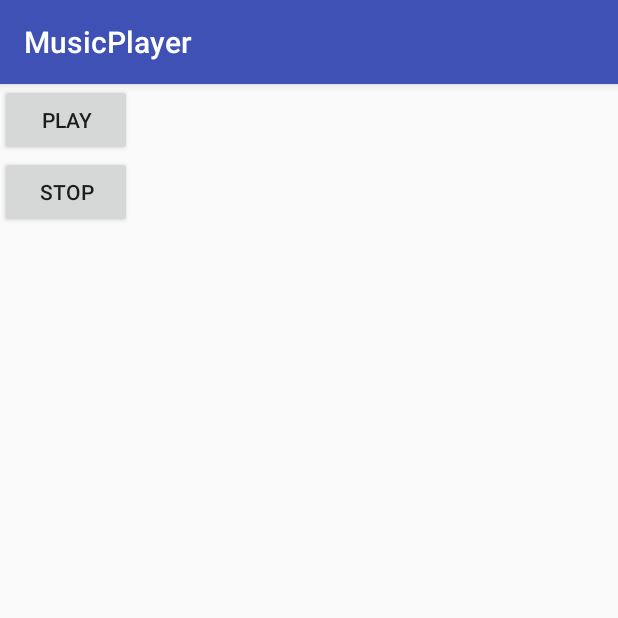
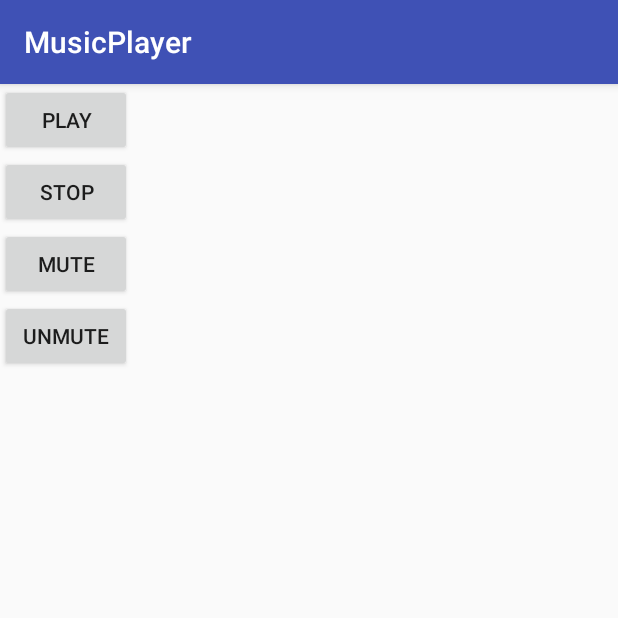
Before and after one commit to Larry-Osakwe/MediaPlayer, an Android app: the screen it shows after launch (MainActivity), after a tap on "STOP", on a phone screen of 412 x 824 dp, the top half of it. Run offline under Robolectric (Android 15) with nearby library versions, the phone set to English and light mode, and no system bars.

Commit message:
Add working play, pause, mute, unmute buttons

```diff
--- a/app/src/main/java/com/larry/osakwe/musicplayer/MainActivity.java
+++ b/app/src/main/java/com/larry/osakwe/musicplayer/MainActivity.java
@@ -10,10 +10,12 @@ import android.widget.Button;
 import android.widget.TextView;
 
 import static android.R.attr.onClick;
+import static com.larry.osakwe.musicplayer.R.id.play;
 
 public class MainActivity extends AppCompatActivity {
 
-    MediaPlayer mediaPlayer;
+    private MediaPlayer mediaPlayer;
+    private int currentPos;
 
     @Override
     protected void onCreate(Bundle savedInstanceState) {
@@ -22,6 +24,7 @@ public class MainActivity extends AppCompatActivity {
 
         Button play = (Button) findViewById(R.id.play);
 
+        mediaPlayer = MediaPlayer.create(MainActivity.this, R.raw.neverhadit);
         //Find the View that shows the numbers category
 
         //Set a click listener on that view
@@ -29,7 +32,6 @@ public class MainActivity extends AppCompatActivity {
             //The code in this method will be executed when the numbers View is clicked on.
             @Override
             public void onClick(View view) {
-                mediaPlayer = MediaPlayer.create(MainActivity.this, R.raw.neverhadit);
                 mediaPlayer.start();
 
             }
@@ -45,13 +47,43 @@ public class MainActivity extends AppCompatActivity {
             @Override
             public void onClick(View view) {
                 if (mediaPlayer.isPlaying()) {
-                    mediaPlayer.stop();
-                    mediaPlayer.release();
+                    mediaPlayer.pause();
+                    currentPos = mediaPlayer.getCurrentPosition();
                 }
 
             }
         });
+
+        Button mute = (Button) findViewById(R.id.mute);
+
+        //Find the View that shows the numbers category
+
+        //Set a click listener on that view
+        mute.setOnClickListener(new View.OnClickListener() {
+            //The code in this method will be executed when the numbers View is clicked on.
+            @Override
+            public void onClick(View view) {
+                    mediaPlayer.setVolume(0, 0);
+
+            }
+        });
+
+        Button unmute = (Button) findViewById(R.id.unmute);
+
+        //Find the View that shows the numbers category
+
+        //Set a click listener on that view
+        unmute.setOnClickListener(new View.OnClickListener() {
+            //The code in this method will be executed when the numbers View is clicked on.
+            @Override
+            public void onClick(View view) {
+                mediaPlayer.setVolume(1.0f, 1.0f);
+
+            }
+        });
     }
+
+
 
 
     @Override
--- a/app/src/main/res/layout/activity_main.xml
+++ b/app/src/main/res/layout/activity_main.xml
@@ -20,4 +20,16 @@
         android:layout_height="wrap_content"
         android:text="Stop"/>
 
+    <Button
+        android:id="@+id/mute"
+        android:layout_width="wrap_content"
+        android:layout_height="wrap_content"
+        android:text="Mute"/>
+
+    <Button
+        android:id="@+id/unmute"
+        android:layout_width="wrap_content"
+        android:layout_height="wrap_content"
+        android:text="Unmute"/>
+
 </LinearLayout>
```
